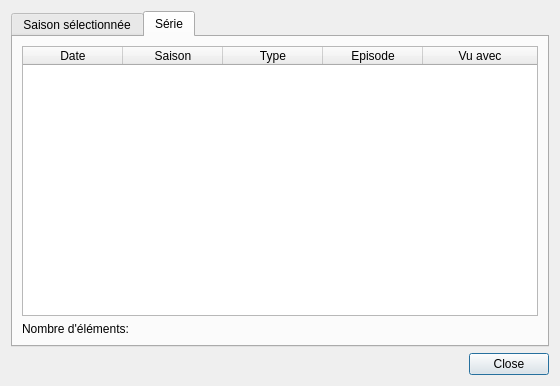
Above: src/ui/dialogs/view_history.ui from seigneurfuo/MyAnimeManager3 before the change. Below: the same form after it.
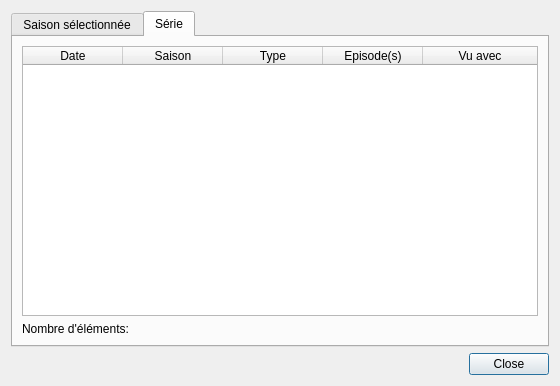
That is the form after the change.

Diff of the .ui file:
```diff
--- a/src/ui/dialogs/view_history.ui
+++ b/src/ui/dialogs/view_history.ui
@@ -110,7 +110,7 @@
          </column>
          <column>
           <property name="text">
-           <string>Episode</string>
+           <string>Episode(s)</string>
           </property>
          </column>
          <column>
```
